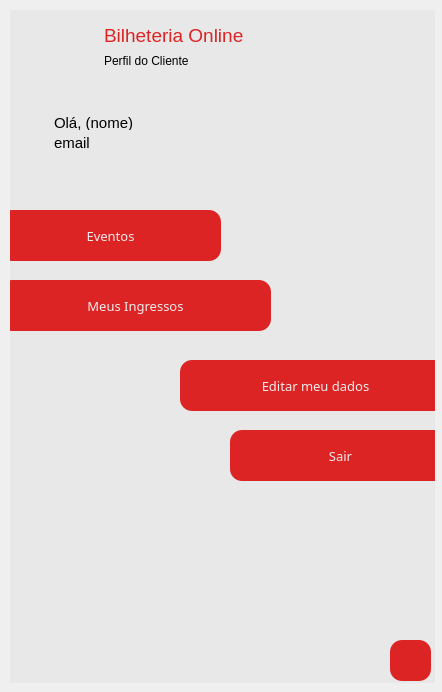
Qt form telas/tela_perfilCliente.ui (ClaraFontes/bilheteria-digital) before a commit.
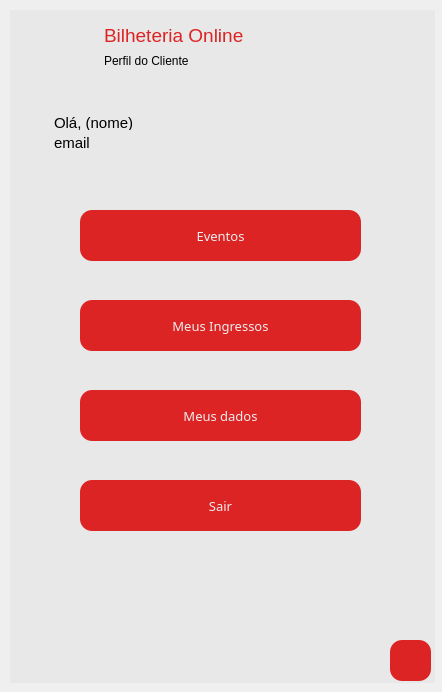
The same form after that commit. Icons and pictures are not drawn.

Commit message: edição de telas

```diff
--- a/telas/tela_perfilCliente.ui
+++ b/telas/tela_perfilCliente.ui
@@ -173,9 +173,9 @@
     </property>
     <property name="geometry">
      <rect>
-      <x>-10</x>
+      <x>70</x>
       <y>200</y>
-      <width>221</width>
+      <width>281</width>
       <height>51</height>
      </rect>
     </property>
@@ -211,9 +211,9 @@
     </property>
     <property name="geometry">
      <rect>
-      <x>220</x>
-      <y>420</y>
-      <width>221</width>
+      <x>70</x>
+      <y>470</y>
+      <width>281</width>
       <height>51</height>
      </rect>
     </property>
@@ -283,9 +283,9 @@
     </property>
     <property name="geometry">
      <rect>
-      <x>-10</x>
-      <y>270</y>
-      <width>271</width>
+      <x>70</x>
+      <y>290</y>
+      <width>281</width>
       <height>51</height>
      </rect>
     </property>
@@ -321,9 +321,9 @@
     </property>
     <property name="geometry">
      <rect>
-      <x>170</x>
-      <y>350</y>
-      <width>271</width>
+      <x>70</x>
+      <y>380</y>
+      <width>281</width>
       <height>51</height>
      </rect>
     </property>
@@ -350,7 +350,7 @@
 </string>
     </property>
     <property name="text">
-     <string>Editar meu dados</string>
+     <string>Meus dados</string>
     </property>
    </widget>
   </widget>
```
Left out of the diff: 8 changed lines with no effect on the pictures. The commit also changes 2 other files.
